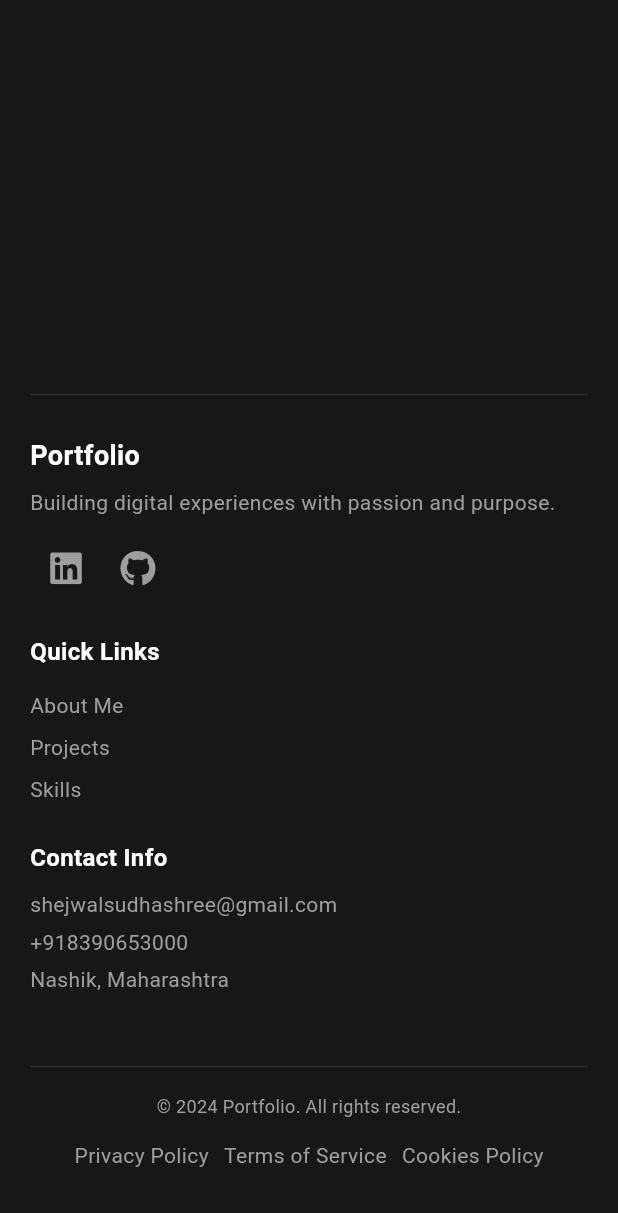
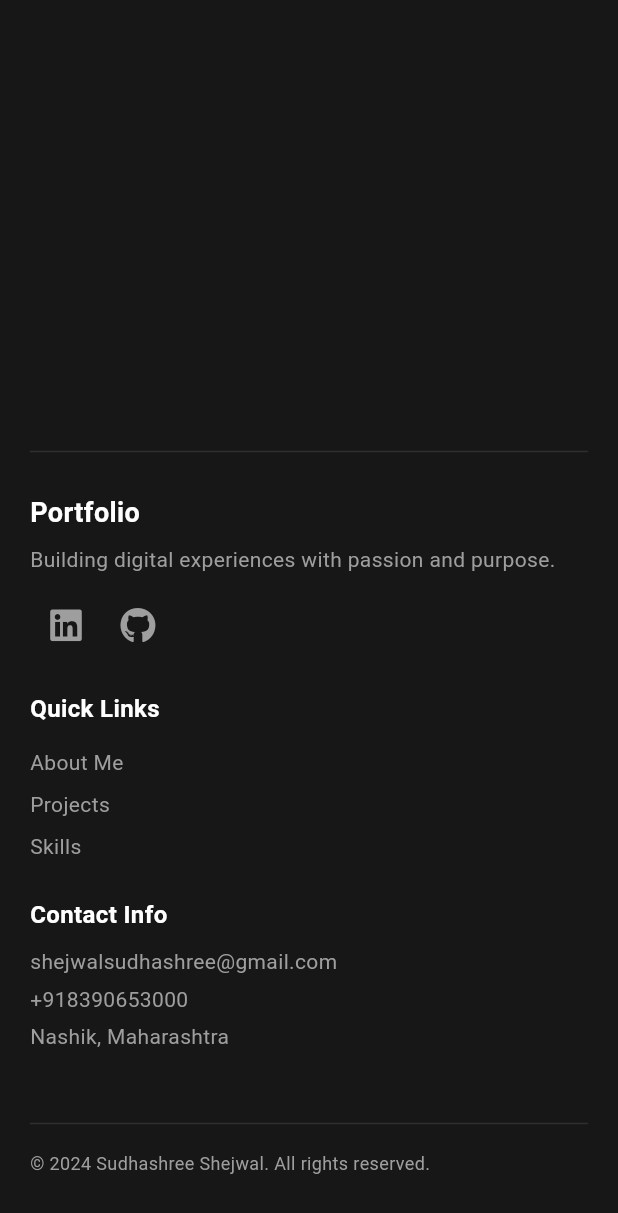
Before and after one commit to Sud2024/sudhashreeshejwal-website, a Flutter app: the FooterSection widget shown alone on an empty page, opened directly with empty values, on a phone screen of 412 x 824 dp. Shown: the top 1213 px of the screen. Run offline on Flutter 3.47's test engine with Material 3 defaults, Android fonts, the phone set to English and light mode, and no system bars; our stand-ins replace animated_text_kit, confetti, font_awesome_flutter, google_fonts; missing offline and left inert: universal_html.

Commit message:
UI Changes

```diff
--- a/lib/pages/footer.dart
+++ b/lib/pages/footer.dart
@@ -7,7 +7,12 @@ class FooterSection extends StatelessWidget {
   final GlobalKey featuredAboutMeKey;
   final GlobalKey featuredSkillsAndExpertiseKey;
   final GlobalKey featuredProjectsKey;
-   const FooterSection({super.key, required this.featuredAboutMeKey, required this.featuredSkillsAndExpertiseKey,required this.featuredProjectsKey,});
+  const FooterSection({
+    super.key,
+    required this.featuredAboutMeKey,
+    required this.featuredSkillsAndExpertiseKey,
+    required this.featuredProjectsKey,
+  });
 
   void _launchURL(String url) async {
     Uri uri = Uri.parse(url);
@@ -69,70 +74,69 @@ class FooterSection extends StatelessWidget {
                       ? Column(
                           children: [
                             Text(
-                              "© 2024 Portfolio. All rights reserved.",
+                              "© 2024 Sudhashree Shejwal. All rights reserved.",
                               style: TextStyle(
                                   color: Color(0xFF9E9E9E), fontSize: 12),
                             ),
-                            const SizedBox(height: 10),
-                            Row(
-                              mainAxisAlignment: MainAxisAlignment.center,
-                              children: [
-                                FooterLink(
-                                  text: "Privacy Policy",
-                                  onTap: () {
-                                    print("Privacy Policy Clicked");
-                                  },
-                                ),
-                                SizedBox(width: 10),
-                                FooterLink(
-                                  text: "Terms of Service",
-                                  onTap: () {
-                                    print("Privacy Policy Clicked");
-                                  },
-                                ),
-                                SizedBox(width: 10),
-                                FooterLink(
-                                  text: "Cookies Policy",
-                                  onTap: () {
-                                    print("Privacy Policy Clicked");
-                                  },
-                                ),
-                              ],
-                            ),
+                            // Row(
+                            //   mainAxisAlignment: MainAxisAlignment.center,
+                            //   children: [
+                            //     FooterLink(
+                            //       text: "Privacy Policy",
+                            //       onTap: () {
+                            //         print("Privacy Policy Clicked");
+                            //       },
+                            //     ),
+                            //     SizedBox(width: 10),
+                            //     FooterLink(
+                            //       text: "Terms of Service",
+                            //       onTap: () {
+                            //         print("Privacy Policy Clicked");
+                            //       },
+                            //     ),
+                            //     SizedBox(width: 10),
+                            //     FooterLink(
+                            //       text: "Cookies Policy",
+                            //       onTap: () {
+                            //         print("Privacy Policy Clicked");
+                            //       },
+                            //     ),
+                            //   ],
+                            // ),
                           ],
                         )
                       : Row(
-                          mainAxisAlignment: MainAxisAlignment.spaceBetween,
+                          mainAxisAlignment: MainAxisAlignment.center,
                           children: [
                             Text(
-                              "© 2024 Portfolio. All rights reserved.",
+                              "© 2024 Sudhashree Shejwal. All rights reserved.",
                               style: TextStyle(
                                   color: Color(0xFF9E9E9E), fontSize: 12),
                             ),
-                            Row(
-                              children: [
-                                FooterLink(
-                                  text: "Privacy Policy",
-                                  onTap: () {
-                                    print("Privacy Policy Clicked");
-                                  },
-                                ),
-                                SizedBox(width: 10),
-                                FooterLink(
-                                  text: "Terms of Service",
-                                  onTap: () {
-                                    print("Privacy Policy Clicked");
-                                  },
-                                ),
-                                SizedBox(width: 10),
-                                FooterLink(
-                                  text: "Cookies Policy",
-                                  onTap: () {
-                                    print("Privacy Policy Clicked");
-                                  },
-                                ),
-                              ],
-                            ),
+                            // Row(
+                            //   children: [
+                            //     FooterLink(
+                            //       text: "Privacy Policy",
+                            //       onTap: () {
+                            //         print("Privacy Policy Clicked");
+                            //       },
+                            //     ),
+                            //     SizedBox(width: 10),
+                            //     FooterLink(
+                            //       text: "Terms of Service",
+                            //       onTap: () {
+                            //         print("Terms and Conditions Clicked");
+                            //       },
+                            //     ),
+                            //     SizedBox(width: 10),
+                            //     FooterLink(
+                            //       text: "Cookies Policy",
+                            //       onTap: () {
+                            //         print("Cookies Policy Clicked");
+                            //       },
+                            //     ),
+                            //   ],
+                            // ),
                           ],
                         ),
                 ],
--- a/lib/pages/letsconnect.dart
+++ b/lib/pages/letsconnect.dart
@@ -68,7 +68,8 @@ class _LetsConnectState extends State<LetsConnect> {
     }
 
     final url = Uri.parse('https://api.brevo.com/v3/smtp/email');
-    final String apiKey =Secrets.sendinblueApiKey; // 🔥 Replace with actual API key
+    final String apiKey =
+        Secrets.sendinblueApiKey; // 🔥 Replace with actual API key
 
     // 📩 Email sent to YOU (Sudhashree)
     final Map<String, dynamic> bodyToMe = {
@@ -160,8 +161,10 @@ class _LetsConnectState extends State<LetsConnect> {
                       Text(
                         "A mail is sent successfully to you and Sudhashree Shejwal!",
                         textAlign: TextAlign.center,
-                        style: TextStyle(color: Colors.white,
-                            fontSize: 16, fontWeight: FontWeight.bold),
+                        style: TextStyle(
+                            color: Colors.white,
+                            fontSize: 16,
+                            fontWeight: FontWeight.bold),
                       ),
                       SizedBox(height: 20),
                       ElevatedButton(
@@ -178,8 +181,7 @@ class _LetsConnectState extends State<LetsConnect> {
                         },
                         child: Text(
                           'Return to Website',
-                          style:
-                          TextStyle(color: Colors.white, fontSize: 16),
+                          style: TextStyle(color: Colors.white, fontSize: 16),
                         ),
                       ),
                     ],
@@ -339,11 +341,13 @@ class _LetsConnectState extends State<LetsConnect> {
             ),
             enabledBorder: OutlineInputBorder(
               borderRadius: BorderRadius.circular(12),
-              borderSide: BorderSide(color: Colors.grey), // Border color when not focused
+              borderSide: BorderSide(
+                  color: Colors.grey), // Border color when not focused
             ),
             focusedBorder: OutlineInputBorder(
               borderRadius: BorderRadius.circular(12),
-              borderSide: BorderSide(color: Colors.blue, width: 2), // Border color when focused
+              borderSide: BorderSide(
+                  color: Colors.blue, width: 2), // Border color when focused
             ),
             filled: true,
             fillColor: const Color(0xFF2F2F2F),
@@ -353,7 +357,8 @@ class _LetsConnectState extends State<LetsConnect> {
     );
   }
 
-  Widget _buildTextArea(String label, String hint, TextEditingController controller) {
+  Widget _buildTextArea(
+      String label, String hint, TextEditingController controller) {
     return Column(
       crossAxisAlignment: CrossAxisAlignment.start,
       children: [
@@ -373,11 +378,13 @@ class _LetsConnectState extends State<LetsConnect> {
             ),
             enabledBorder: OutlineInputBorder(
               borderRadius: BorderRadius.circular(12),
-              borderSide: BorderSide(color: Colors.grey), // Border color when not focused
+              borderSide: BorderSide(
+                  color: Colors.grey), // Border color when not focused
             ),
             focusedBorder: OutlineInputBorder(
               borderRadius: BorderRadius.circular(12),
-              borderSide: BorderSide(color: Colors.blue, width: 2), // Border color when focused
+              borderSide: BorderSide(
+                  color: Colors.blue, width: 2), // Border color when focused
             ),
             filled: true,
             fillColor: const Color(0xFF2F2F2F),
@@ -451,8 +458,8 @@ class _LetsConnectState extends State<LetsConnect> {
         children: [
           CircleAvatar(
             radius: 22,
-            backgroundColor: Colors.blue.shade900,
-            child: Icon(icon, color: Colors.blue, size: 24),
+            backgroundColor: Colors.blueAccent,
+            child: Icon(icon, color: Colors.white, size: 24),
           ),
           const SizedBox(width: 15),
           Expanded(
```
Also changed, not shown: lib/pages/educationbackground.dart (+85 -32 lines), lib/pages/portfolio_mainpage.dart (+14 -5 lines), lib/pages/testimonials.dart (+5 -4 lines), 1 other file.
